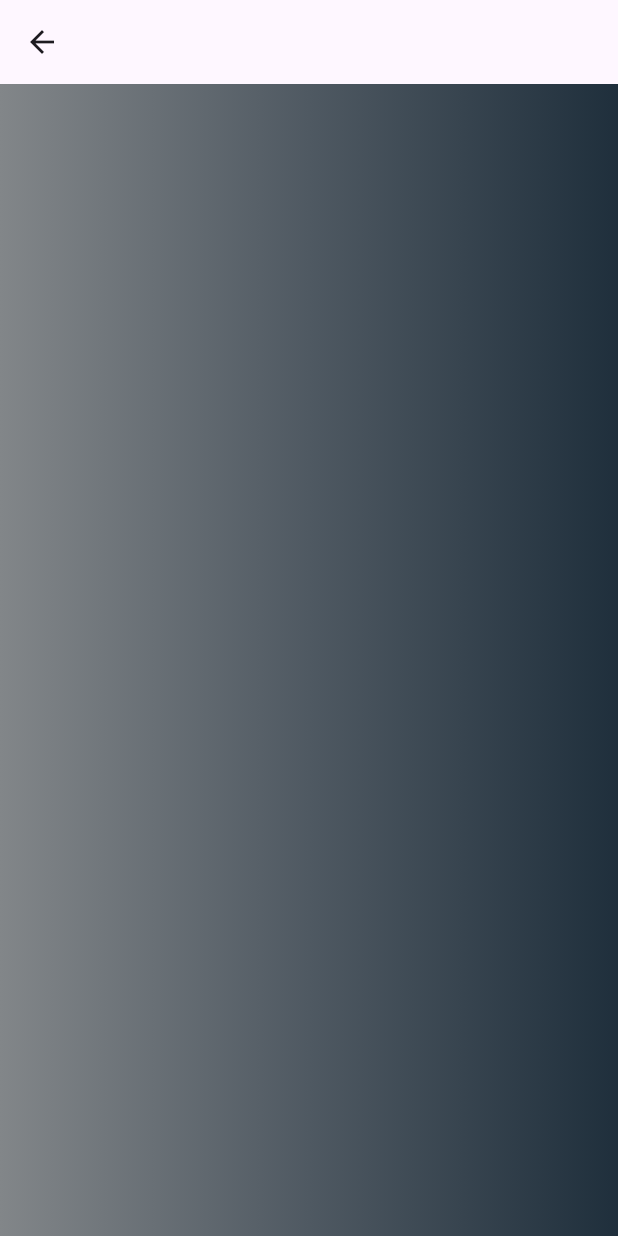
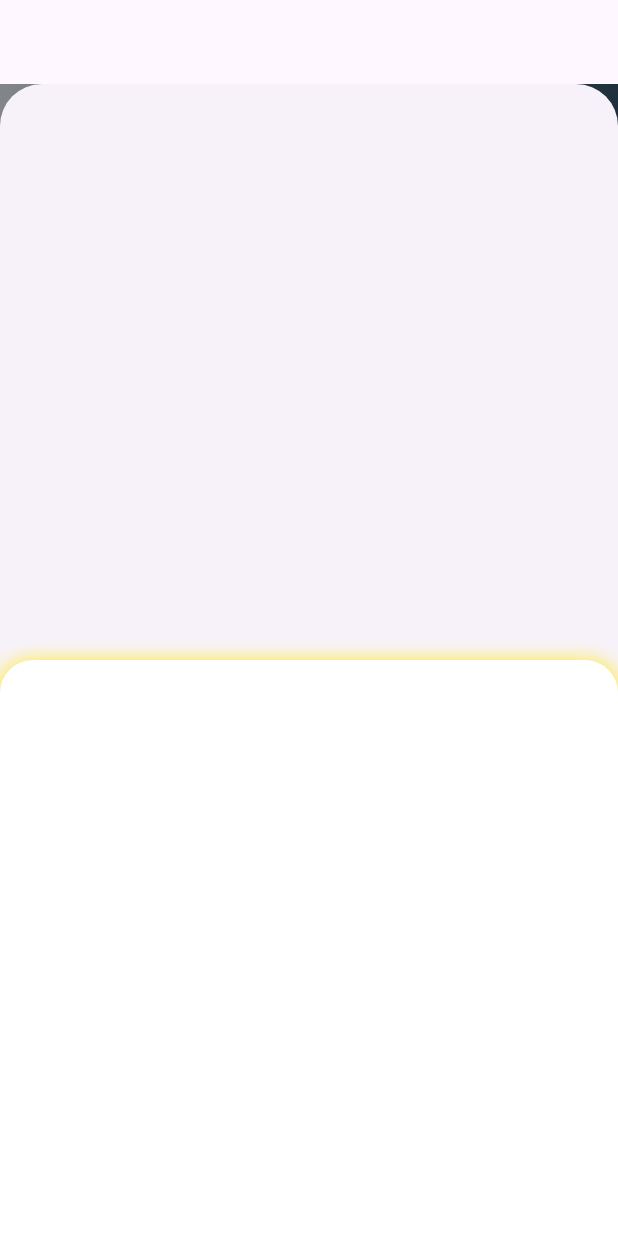
Before and after one commit to aleena02122002/banking_app, a Flutter app: the HomeView screen opened directly, on a phone screen of 412 x 824 dp. Run offline on Flutter 3.47's test engine with Material 3 defaults, Android fonts, the phone set to English and light mode, and no system bars.

Commit message:
Added Bottom Style Sheet

```diff
--- /dev/null
+++ b/lib/controllers/bottomStyleSheet.dart
@@ -0,0 +1,36 @@
+import 'package:flutter/material.dart';
+
+class BottomSheets extends StatefulWidget {
+  final Widget child;
+  const BottomSheets({super.key, required this.child});
+
+  @override
+  State<BottomSheets> createState() => _BottomSheetsState();
+}
+
+class _BottomSheetsState extends State<BottomSheets> {
+
+  final sheet = GlobalKey();
+  final controller = DraggableScrollableController();
+  @override
+  Widget build(BuildContext context) {
+    return LayoutBuilder(builder: (builder, constraints){
+      return DraggableScrollableSheet(
+          builder: (BuildContext context, ScrollController scrollController){
+            return DecoratedBox(decoration: BoxDecoration(
+              color: Colors.white,
+              boxShadow: [
+                BoxShadow(
+                  color: Colors.yellow,
+                  blurRadius: 10,
+                  spreadRadius: 1,
+                  offset: Offset(0, 1),
+                )
+              ],
+                borderRadius: BorderRadius.only(topLeft: Radius.circular(22),topRight: Radius.circular(22))
+            ));
+          }
+      );
+    });
+  }
+}
--- a/lib/main.dart
+++ b/lib/main.dart
@@ -1,4 +1,5 @@
 
+import 'package:application/views/home.dart';
 import 'package:application/views/login.dart';
 import 'package:flutter/material.dart';
 
@@ -12,7 +13,7 @@ class MyApp extends StatelessWidget {
   @override
   Widget build(BuildContext context) {
     return MaterialApp(
-      home: LoginView(),
+      home: HomeView(),
     );
   }
 }
--- a/lib/views/home.dart
+++ b/lib/views/home.dart
@@ -1,4 +1,5 @@
 
+import 'package:application/controllers/bottomStyleSheet.dart';
 import 'package:application/controllers/home_gradient.dart';
 import 'package:flutter/material.dart';
 
@@ -13,6 +14,7 @@ class _HomeViewState extends State<HomeView> {
   @override
   Widget build(BuildContext context) {
     return Scaffold(
+      bottomSheet: BottomSheets(child: Text('data')),
       appBar: AppBar(
 
       ),
```
